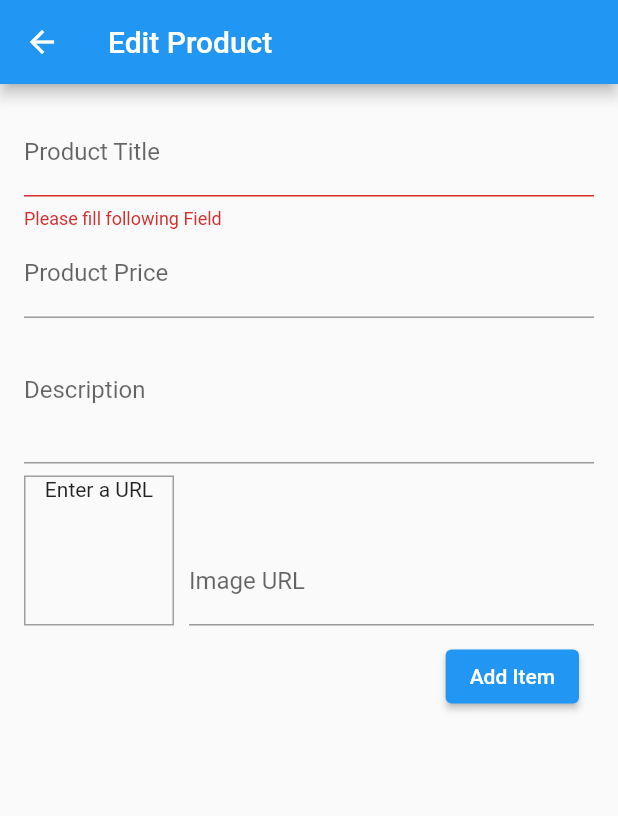
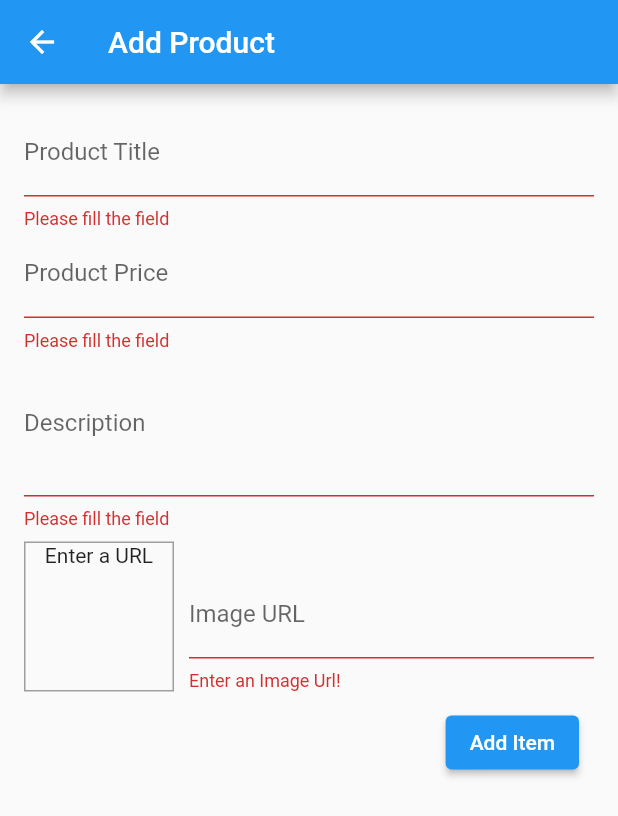
Before and after one commit to Iskanda4/shopapp_flutter, a Flutter app: the EditScreen screen opened by its route, after a tap on "Add Item", on a phone screen of 412 x 824 dp. Shown: the top 816 px of the screen. Run offline on Flutter 3.47's test engine with Material 2 defaults, Android fonts, the phone set to English and light mode, and no system bars; network calls fail.

```diff
--- a/lib/screens/edit_screen.dart
+++ b/lib/screens/edit_screen.dart
@@ -1,5 +1,7 @@
 import 'package:flutter/material.dart';
 import 'package:flutter_complete_guide/providers/product.dart';
+import 'package:flutter_complete_guide/providers/products.dart';
+import 'package:provider/provider.dart';
 
 class EditScreen extends StatefulWidget {
   static const routeName = '/edititem';
@@ -13,7 +15,6 @@ class _EditScreenState extends State<EditScreen> {
   final form = GlobalKey<FormState>();
   var editedProduct =
       Product(id: null, title: '', price: 0, description: '', imageUrl: '');
-
   @override
   void dispose() {
     imageUrlController.dispose();
@@ -26,13 +27,31 @@ class _EditScreenState extends State<EditScreen> {
       return;
     }
     form.currentState.save();
+    Provider.of<Products>(context, listen: false).addProduct(editedProduct);
+    Navigator.of(context).pop();
+  }
+
+  void saveEdits(String id, Product newProduct) {
+    final isValid = form.currentState.validate();
+    if (!isValid) {
+      return;
+    }
+    form.currentState.save();
+    Provider.of<Products>(context, listen: false).updateProduct(id, newProduct);
+    Navigator.of(context).pop();
   }
 
   @override
   Widget build(BuildContext context) {
+    final productId = ModalRoute.of(context).settings.arguments;
+    if (productId != null) {
+      final product = Provider.of<Products>(context).findById(productId);
+      editedProduct = product;
+      imageUrlController.text = product.imageUrl;
+    }
     return Scaffold(
       appBar: AppBar(
-        title: Text('Edit Product'),
+        title: Text(productId != null ? 'Edit Product Info' : 'Add Product'),
       ),
       body: Padding(
         padding: const EdgeInsets.all(16.0),
@@ -42,9 +61,10 @@ class _EditScreenState extends State<EditScreen> {
               child: Column(
                 children: [
                   TextFormField(
+                    initialValue: editedProduct.title,
                     validator: (value) {
                       if (value.isEmpty) {
-                        return 'Please fill following Field';
+                        return 'Please fill the field';
                       }
                       return null;
                     },
@@ -62,6 +82,19 @@ class _EditScreenState extends State<EditScreen> {
                     },
                   ),
                   TextFormField(
+                    initialValue: editedProduct.price > 0
+                        ? editedProduct.price.toString()
+                        : '',
+                    validator: (value) {
+                      if (value.isEmpty) {
+                        return 'Please fill the field';
+                      } else if (double.tryParse(value) == null) {
+                        return 'Please enter a valid number';
+                      } else if (double.parse(value) <= 0) {
+                        return 'Please enter a number greater than zero';
+                      }
+                      return null;
+                    },
                     decoration: InputDecoration(
                       labelText: 'Product Price',
                     ),
@@ -77,6 +110,15 @@ class _EditScreenState extends State<EditScreen> {
                     },
                   ),
                   TextFormField(
+                    initialValue: editedProduct.description,
+                    validator: (value) {
+                      if (value.isEmpty) {
+                        return 'Please fill the field';
+                      } else if (value.length < 10) {
+                        return 'Description should be at least 10 characters long';
+                      }
+                      return null;
+                    },
                     decoration: InputDecoration(
                       labelText: 'Description',
                     ),
@@ -113,6 +155,12 @@ class _EditScreenState extends State<EditScreen> {
                       ),
                       Expanded(
                         child: TextFormField(
+                          validator: (value) {
+                            if (value.isEmpty) {
+                              return 'Enter an Image Url!';
+                            }
+                            return null;
+                          },
                           decoration: InputDecoration(labelText: 'Image URL'),
                           keyboardType: TextInputType.url,
                           textInputAction: TextInputAction.done,
@@ -139,7 +187,9 @@ class _EditScreenState extends State<EditScreen> {
                       margin: EdgeInsets.all(10),
                       alignment: Alignment.centerRight,
                       child: ElevatedButton(
-                        onPressed: saveForm,
+                        onPressed: productId != null
+                            ? () => saveEdits(productId, editedProduct)
+                            : saveForm,
                         child: Text('Add Item'),
                       ))
                 ],
--- a/lib/screens/user_products.dart
+++ b/lib/screens/user_products.dart
@@ -25,8 +25,8 @@ class UserProductsScreen extends StatelessWidget {
           padding: EdgeInsets.all(8),
           child: ListView.builder(
             itemBuilder: (ctx, index) {
-              return UserProductItem(
-                  products[index].title, products[index].imageUrl);
+              return UserProductItem(products[index].id, products[index].title,
+                  products[index].imageUrl);
             },
             itemCount: products.length,
           )),
```
Also changed, not shown: lib/providers/products.dart (+15 -3 lines), lib/widgets/user_product_item.dart (+10 -2 lines).
